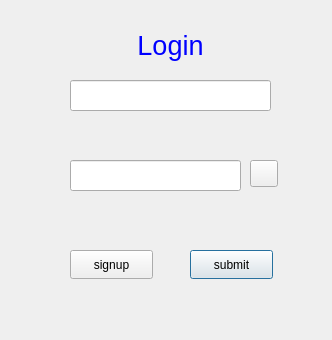
Before: the Qt Designer form GameApp/loginpage.ui in mahdihabibi0/tic-tac-toe, drawn with Qt 5.
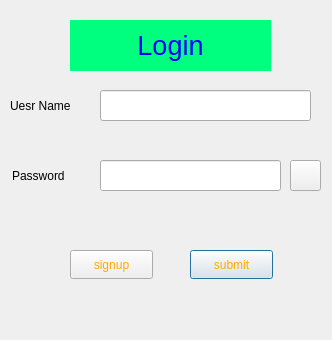
After: the same form once the commit is applied. Icons and pictures are not drawn.

```diff
--- a/GameApp/loginpage.ui
+++ b/GameApp/loginpage.ui
@@ -10,15 +10,24 @@
     <height>340</height>
    </rect>
   </property>
+  <property name="sizePolicy">
+   <sizepolicy hsizetype="Preferred" vsizetype="Preferred">
+    <horstretch>0</horstretch>
+    <verstretch>0</verstretch>
+   </sizepolicy>
+  </property>
   <property name="windowTitle">
    <string>Login</string>
   </property>
+  <property name="autoFillBackground">
+   <bool>false</bool>
+  </property>
   <widget class="QLineEdit" name="usernameInput">
    <property name="geometry">
     <rect>
-     <x>70</x>
-     <y>80</y>
-     <width>201</width>
+     <x>100</x>
+     <y>90</y>
+     <width>211</width>
      <height>31</height>
     </rect>
    </property>
@@ -41,31 +50,12 @@
     <bool>true</bool>
    </property>
   </widget>
-  <widget class="QToolButton" name="hidePassword">
-   <property name="geometry">
-    <rect>
-     <x>250</x>
-     <y>160</y>
-     <width>28</width>
-     <height>27</height>
-    </rect>
-   </property>
-   <property name="text">
-    <string/>
-   </property>
-   <property name="popupMode">
-    <enum>QToolButton::DelayedPopup</enum>
-   </property>
-   <property name="toolButtonStyle">
-    <enum>Qt::ToolButtonIconOnly</enum>
-   </property>
-  </widget>
   <widget class="QLineEdit" name="passwordInput">
    <property name="geometry">
     <rect>
-     <x>70</x>
+     <x>100</x>
      <y>160</y>
-     <width>171</width>
+     <width>181</width>
      <height>31</height>
     </rect>
    </property>
@@ -85,6 +75,10 @@
      <height>29</height>
     </rect>
    </property>
+   <property name="styleSheet">
+    <string notr="true">font: 9pt &quot;Segoe Print&quot;;
+color: rgb(255, 170, 0);</string>
+   </property>
    <property name="text">
     <string>submit</string>
    </property>
@@ -98,6 +92,10 @@
      <height>29</height>
     </rect>
    </property>
+   <property name="styleSheet">
+    <string notr="true">font: 9pt &quot;Segoe Print&quot;;
+color: rgb(255, 170, 0);</string>
+   </property>
    <property name="text">
     <string>signup</string>
    </property>
@@ -105,16 +103,75 @@
   <widget class="QLabel" name="label">
    <property name="geometry">
     <rect>
-     <x>110</x>
+     <x>70</x>
      <y>20</y>
-     <width>121</width>
+     <width>201</width>
      <height>51</height>
     </rect>
    </property>
+   <property name="styleSheet">
+    <string notr="true">font: 9pt &quot;Wide Latin&quot;;
+background-color: rgb(0, 255, 127);
+color: rgb(255, 0, 0);</string>
+   </property>
    <property name="text">
     <string>&lt;html&gt;&lt;head/&gt;&lt;body&gt;&lt;p align=&quot;center&quot;&gt;&lt;span style=&quot; font-size:20pt; color:#0000ff;&quot;&gt;Login&lt;/span&gt;&lt;/p&gt;&lt;/body&gt;&lt;/html&gt;</string>
    </property>
   </widget>
+  <widget class="QLabel" name="label_2">
+   <property name="geometry">
+    <rect>
+     <x>10</x>
+     <y>90</y>
+     <width>81</width>
+     <height>31</height>
+    </rect>
+   </property>
+   <property name="styleSheet">
+    <string notr="true">font: 900 9pt &quot;Segoe UI Black&quot;;</string>
+   </property>
+   <property name="text">
+    <string>Uesr Name</string>
+   </property>
+  </widget>
+  <widget class="QLabel" name="label_3">
+   <property name="geometry">
+    <rect>
+     <x>12</x>
+     <y>160</y>
+     <width>71</width>
+     <height>31</height>
+    </rect>
+   </property>
+   <property name="styleSheet">
+    <string notr="true">font: 900 9pt &quot;Segoe UI Black&quot;;</string>
+   </property>
+   <property name="text">
+    <string>Password</string>
+   </property>
+  </widget>
+  <widget class="QPushButton" name="hidePassword">
+   <property name="geometry">
+    <rect>
+     <x>290</x>
+     <y>160</y>
+     <width>31</width>
+     <height>31</height>
+    </rect>
+   </property>
+   <property name="minimumSize">
+    <size>
+     <width>31</width>
+     <height>0</height>
+    </size>
+   </property>
+   <property name="styleSheet">
+    <string notr="true">border-image: url(:/images/3.jpg);</string>
+   </property>
+   <property name="text">
+    <string/>
+   </property>
+  </widget>
  </widget>
  <resources/>
  <connections/>
```
